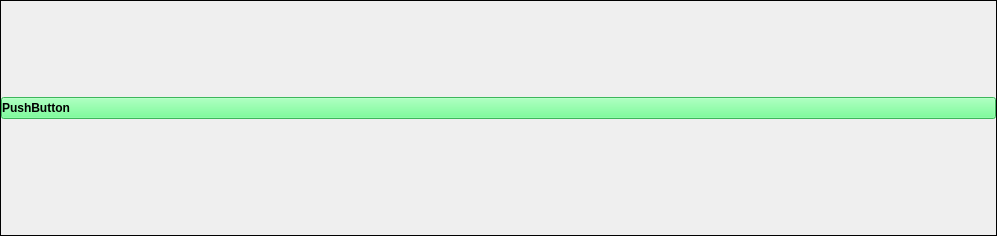
First picture: the form in item.ui, repository zhaohuarong/AVBrowser, before the edit.
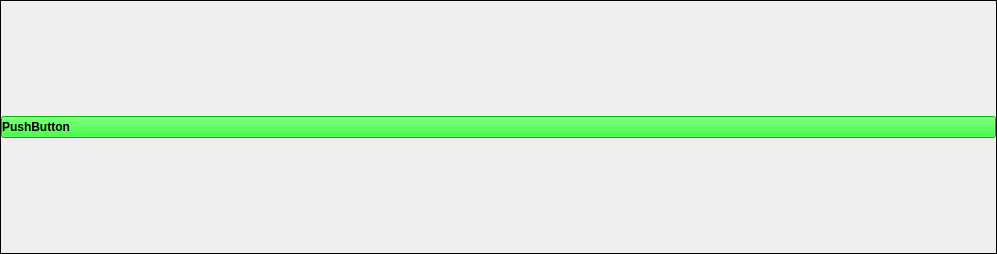
Second picture: the form after the edit.

Commit message: item显示有无图片的状态（用颜色表示）

The edit to the form file:
```diff
--- a/item.ui
+++ b/item.ui
@@ -7,19 +7,19 @@
     <x>0</x>
     <y>0</y>
     <width>997</width>
-    <height>236</height>
+    <height>254</height>
    </rect>
   </property>
   <property name="minimumSize">
    <size>
     <width>0</width>
-    <height>236</height>
+    <height>254</height>
    </size>
   </property>
   <property name="maximumSize">
    <size>
     <width>16777215</width>
-    <height>236</height>
+    <height>254</height>
    </size>
   </property>
   <property name="windowTitle">
@@ -33,7 +33,7 @@
   </property>
   <layout class="QVBoxLayout" name="verticalLayout">
    <property name="spacing">
-    <number>2</number>
+    <number>0</number>
    </property>
    <property name="leftMargin">
     <number>0</number>
@@ -60,7 +60,7 @@
      </property>
      <property name="styleSheet">
       <string notr="true">text-align: left;
-background-color: rgb(85, 255, 127);</string>
+background-color: rgb(0, 255, 0);</string>
      </property>
      <property name="text">
       <string>PushButton</string>
@@ -80,7 +80,7 @@
        <property name="sizeHint" stdset="0">
         <size>
          <width>40</width>
-         <height>20</height>
+         <height>0</height>
         </size>
        </property>
       </spacer>
```
The commit also changes 1 other file.
